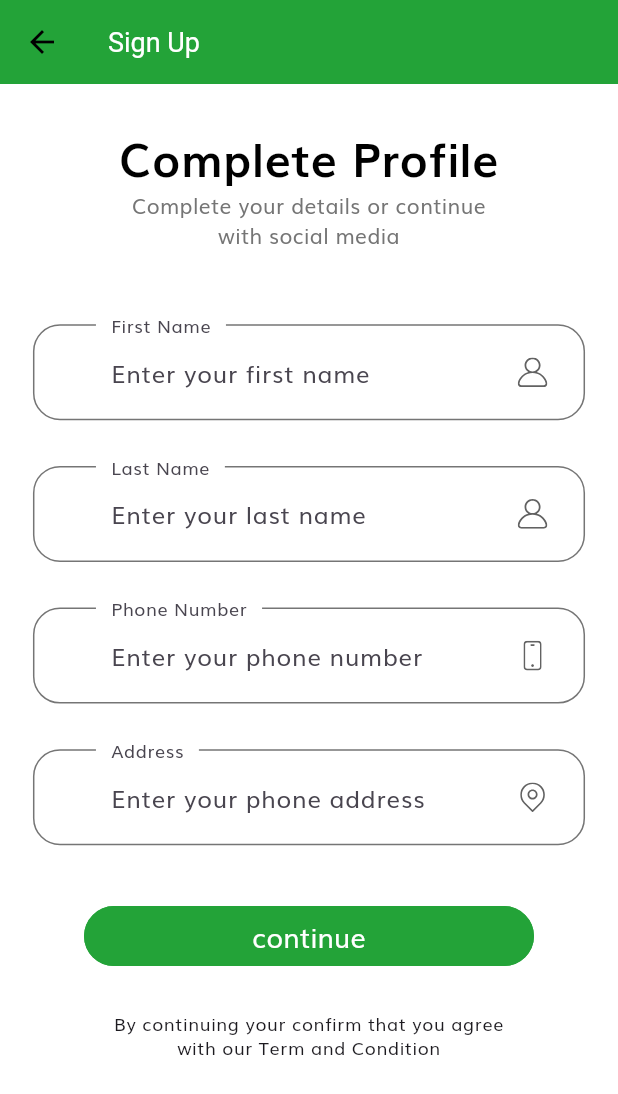
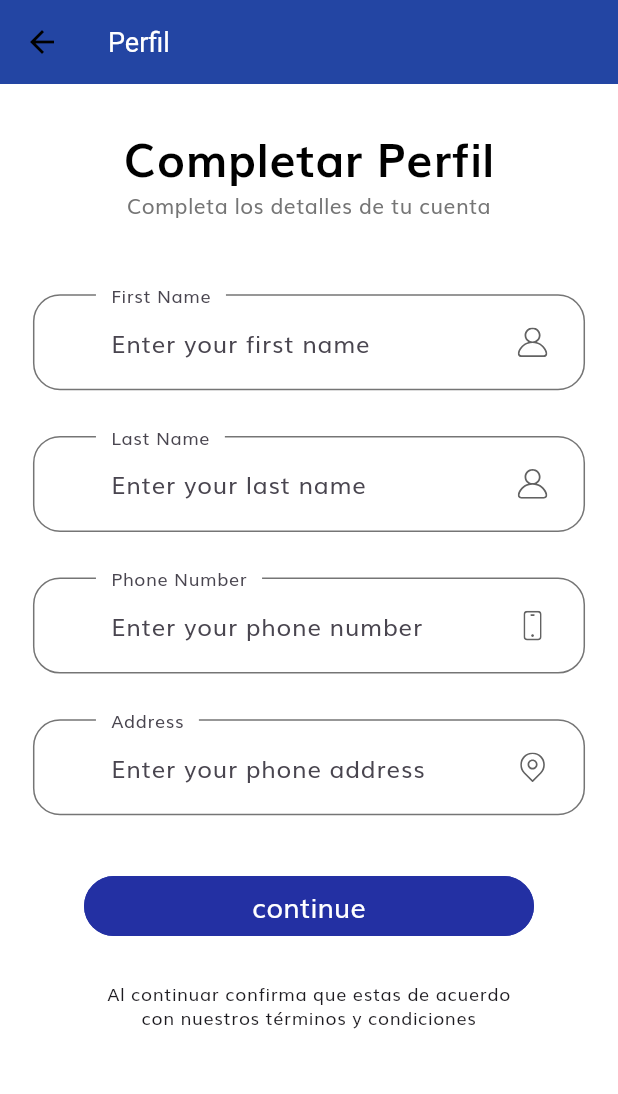
Before and after one commit to Dannyjar1/movil-denuncias, a Flutter app: the ProfileScreen screen opened by its route, after a tap on "Mi perfil", on a phone screen of 412 x 824 dp. Shown: the top 1094 px of the screen. Run offline on Flutter 3.47's test engine with Material 3 defaults, Android fonts, the phone set to English and light mode, and no system bars; our stand-ins replace flutter_svg, geocoding, google_maps_flutter, google_sign_in, image_picker, location and 2 more; accounts and stored records are empty.

Commit message:
Fix: presentacion

```diff
--- a/lib/Api/api_persona.dart
+++ b/lib/Api/api_persona.dart
@@ -9,9 +9,9 @@ apiLogin(data){
 crearPersona(persona){
   return http.post(Uri.parse('$urlServicio/auth/register'), body: userToJson(persona),headers: headers);
 }
-filtrarDenuncias(idpersona){
+filtrarDenuncias(persona){
   // print("$urlServicio/getAllDenuncias");
-  return http.get(Uri.parse('$urlServicio/denuncias/getDenunciasUser/'),headers: {'Authorization': 	 "Bearer ${persona}"});
+  return http.get(Uri.parse('$urlServicio/denuncias/getDenunciasUser/'),headers: {'Authorization': "Bearer ${persona}"});
 }
 
 
--- a/lib/constants.dart
+++ b/lib/constants.dart
@@ -2,7 +2,7 @@ import 'package:flutter/material.dart';
 import 'package:movil_denuncias/size_config.dart';
 
 //const kPrimaryColor = Color(4282079640);
-const kPrimaryColor= Color(0xFF23A338);
+const kPrimaryColor= Color.fromARGB(255, 35, 48, 163);
 const kPrimaryLightColor = Color(0xFFFFECDF);
 const colorapp = 4282079640;
 int imagenesPermitidas = 1;
@@ -18,7 +18,7 @@ final colorLoading = AlwaysStoppedAnimation<Color>(Color(colorapp));
 const kPrimaryGradientColor = LinearGradient(
   begin: Alignment.topLeft,
   end: Alignment.bottomRight,
-  colors: [Color(0xFF23A338), Color(0xFF23A338)],
+  colors: [Color.fromARGB(255, 35, 65, 163), Color.fromARGB(255, 35, 58, 163)],
   // colors: [Color(0xFFFFA53E), Color(0xFFFF7643)],
 );
 const kSecondaryColor = Color(0xFF979797);
--- a/lib/screens/MisDenuncias/controller_misdenuncias.dart
+++ b/lib/screens/MisDenuncias/controller_misdenuncias.dart
@@ -24,9 +24,9 @@ import 'package:http/http.dart' as http;
 
 buscarDenuncias(context) async {
   try {
-    String idpersona = await obtenerPerfil();
-    print(idpersona);
-    http.Response response = await filtrarDenuncias(idpersona);
+    String persona = await obtenerPerfil();
+    print(persona);
+    http.Response response = await filtrarDenuncias(persona);
     print(response.statusCode);
     print(response.body);
     //if (response != null && response.statusCode == 200) {
--- a/lib/screens/MisDenuncias/misdenuncias_screen.dart
+++ b/lib/screens/MisDenuncias/misdenuncias_screen.dart
@@ -7,6 +7,9 @@ class MisDenuncias extends StatelessWidget {
   @override
   Widget build(BuildContext context) {
     return Scaffold(
+      appBar: AppBar(
+        title: Text('Mis Denuncias'),
+      ),
       body: MisDenunciasBody(),
     );
   }
--- a/lib/screens/VerDenuncias/components/body.dart
+++ b/lib/screens/VerDenuncias/components/body.dart
@@ -1,6 +1,6 @@
 //import 'package:flutter/cupertino.dart';
 import 'package:flutter/material.dart';
-import 'package:movil_denuncias/screens/MisDenuncias/controller_misdenuncias.dart';
+import 'package:movil_denuncias/screens/VerDenuncias/controller_verdenuncias.dart';
 import 'package:movil_denuncias/size_config.dart';
 
 class VerDenunciasBody extends StatefulWidget {
@@ -15,7 +15,7 @@ class _VerDenunciasState extends State<VerDenunciasBody> {
 
 Future<List<dynamic>> getDenuncias() async {
   try {
-    final result = await buscarDenuncias(context);
+    final result = await buscarDenunciasTodas(context);
     if (mounted) {
       setState(() {
         denuncias = result ?? [];
--- a/lib/screens/VerDenuncias/verdenuncias_screen.dart
+++ b/lib/screens/VerDenuncias/verdenuncias_screen.dart
@@ -1,5 +1,4 @@
 import 'package:flutter/material.dart';
-import 'package:movil_denuncias/screens/MisDenuncias/components/body.dart';
 import 'package:movil_denuncias/screens/VerDenuncias/components/body.dart';
 
 class VerDenuncias extends StatelessWidget {
@@ -7,6 +6,9 @@ class VerDenuncias extends StatelessWidget {
   @override
   Widget build(BuildContext context) {
     return Scaffold(
+      appBar: AppBar(
+        title: Text('Denuncias'),
+      ),
       body: VerDenunciasBody(),
     );
   }
--- a/lib/screens/complete_profile/complete_profile_screen.dart
+++ b/lib/screens/complete_profile/complete_profile_screen.dart
@@ -8,7 +8,7 @@ class CompleteProfileScreen extends StatelessWidget {
   Widget build(BuildContext context) {
     return Scaffold(
       appBar: AppBar(
-        title: Text('Sign Up'),
+        title: Text('Perfil'),
       ),
       body: Body(),
     );
--- a/lib/screens/complete_profile/components/body.dart
+++ b/lib/screens/complete_profile/components/body.dart
@@ -17,16 +17,16 @@ class Body extends StatelessWidget {
             child: Column(
               children: [
                 SizedBox(height: SizeConfig.screenHeight! * 0.03),
-                Text("Complete Profile", style: headingStyle),
+                Text("Completar Perfil", style: headingStyle),
                 Text(
-                  "Complete your details or continue  \nwith social media",
+                  "Completa los detalles de tu cuenta",
                   textAlign: TextAlign.center,
                 ),
                 SizedBox(height: SizeConfig.screenHeight! * 0.06),
                 CompleteProfileForm(),
                 SizedBox(height: getProportionateScreenHeight(30)),
                 Text(
-                  "By continuing your confirm that you agree \nwith our Term and Condition",
+                  "Al continuar confirma que estas de acuerdo \ncon nuestros términos y condiciones",
                   textAlign: TextAlign.center,
                   style: Theme.of(context).textTheme.caption,
                 ),
--- a/lib/screens/profile/components/body.dart
+++ b/lib/screens/profile/components/body.dart
@@ -23,9 +23,8 @@ class Body extends StatelessWidget {
           ProfileMenu(
             text: "Mi perfil",
             icon: "assets/icons/User Icon.svg",
-            press: () => {
-              Navigator.pushNamed(context, CompleteProfileScreen.routeName)
-            },
+            press: () =>
+                {Navigator.pushNamed(context, CompleteProfileScreen.routeName)},
           ),
           ProfileMenu(
             text: "Ver Denuncias",
@@ -42,13 +41,13 @@ class Body extends StatelessWidget {
               Navigator.pushNamed(context, DenunciaView.routeName);
             },
           ),
-          ProfileMenu(
-            text: "Ayuda",
-            icon: "assets/icons/Question mark.svg",
-            press: () {
-              Navigator.pushNamed(context,OtpScreen.routeName);
-            },
-          ),
+          // ProfileMenu(
+          //   text: "Ayuda",
+          //   icon: "assets/icons/Question mark.svg",
+          //   press: () {
+          //     Navigator.pushNamed(context,OtpScreen.routeName);
+          //   },
+          // ),
           ProfileMenu(
             text: "Mis Denuncias",
             icon: "assets/icons/misdenuncias.svg",
@@ -64,14 +63,14 @@ class Body extends StatelessWidget {
               await removePerfil();
               Navigator.pop(context);
               await Navigator.of(context).pushNamedAndRemoveUntil(
-                      SignInScreen.routeName, (Route<dynamic> route) => false);
+                  SignInScreen.routeName, (Route<dynamic> route) => false);
             },
           ),
           Image.asset(
-                  'assets/images/logo.png',
-                  height: getProportionateScreenHeight(120),
-                  width: getProportionateScreenWidth(150),
-                ),
+            'assets/images/logo.png',
+            height: getProportionateScreenHeight(120),
+            width: getProportionateScreenWidth(150),
+          ),
         ],
       ),
     );
--- a/lib/theme.dart
+++ b/lib/theme.dart
@@ -40,7 +40,7 @@ TextTheme textTheme() {
 AppBarTheme appBarTheme() {
   return AppBarTheme(
     // color: Colors.white,
-    color: Color(0xFF23A338),
+    color: Color.fromARGB(255, 35, 69, 163),
     elevation: 0,
     iconTheme: IconThemeData(color: Colors.black), systemOverlayStyle: SystemUiOverlayStyle.dark, toolbarTextStyle: TextTheme(
       headline6: TextStyle(color: Color.fromARGB(255, 255, 255, 255), fontSize: 18),
```
Also changed, not shown: lib/screens/MapBox/components/body.dart (+29 -14 lines), lib/screens/sign_in/components/body.dart (+23 -23 lines), lib/screens/sign_up/controller_sing_up.dart (+7 -9 lines), assets/images/logo.png, assets/images/logo1.png (added), assets/images/mi barrio.png (added), assets/images/mi barrio1.jpeg (renamed from assets/images/mi barrio.jpeg).
